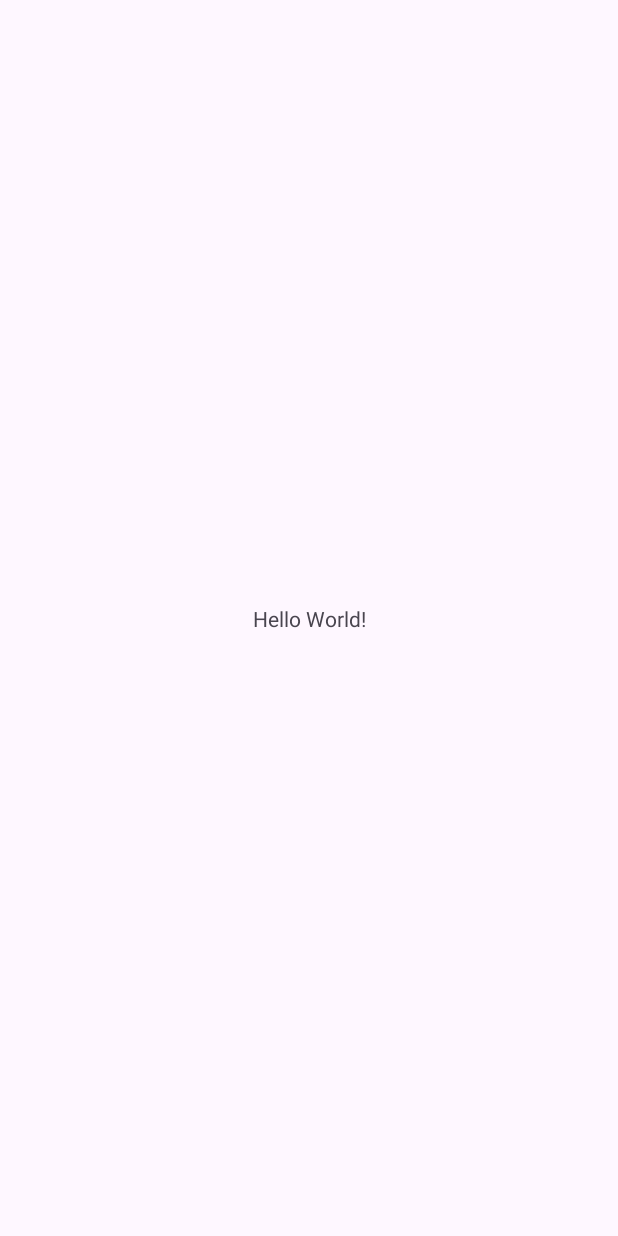
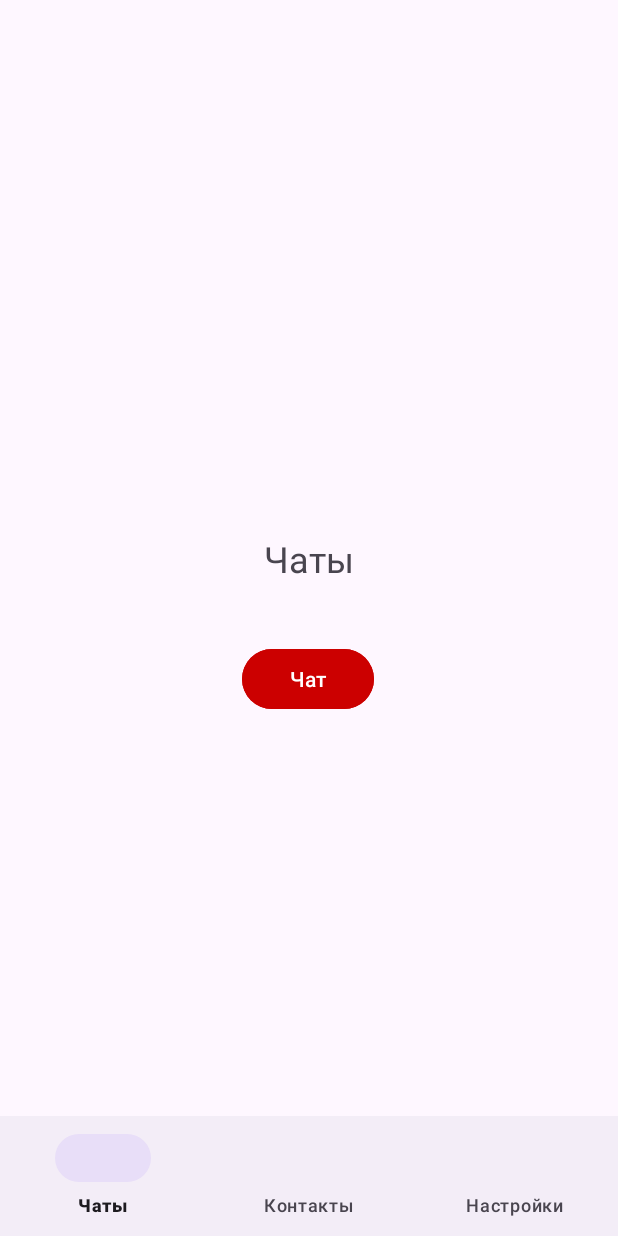
Before and after one commit to IvashkaKid/NavApp, an Android app: the screen it shows after launch (MainActivity), on a phone screen of 412 x 824 dp. Before the commit the screen is almost empty. Run offline under Robolectric (Android 15) with nearby library versions, the phone set to English and light mode, and no system bars; our stand-ins replace navigation-ui.

Commit message:
Лаба 6

```diff
--- /dev/null
+++ b/app/src/main/java/com/example/navapp/ChatsFragment.kt
@@ -0,0 +1,37 @@
+package com.example.navapp
+
+import android.os.Bundle
+import android.view.LayoutInflater
+import android.view.View
+import android.view.ViewGroup
+import androidx.fragment.app.Fragment
+import androidx.navigation.fragment.findNavController
+import com.example.navapp.databinding.FragmentChatsBinding
+
+class ChatsFragment : Fragment() {
+
+    private var _binding: FragmentChatsBinding? = null
+    private val binding get() = _binding!!
+
+    override fun onCreateView(
+        inflater: LayoutInflater,
+        container: ViewGroup?,
+        savedInstanceState: Bundle?
+    ): View {
+        _binding = FragmentChatsBinding.inflate(inflater, container, false)
+        return binding.root
+    }
+
+    override fun onViewCreated(view: View, savedInstanceState: Bundle?) {
+        super.onViewCreated(view, savedInstanceState)
+
+        binding.buttonToChat.setOnClickListener {
+            findNavController().navigate(R.id.action_chatsFragment_to_chatFragment)
+        }
+    }
+
+    override fun onDestroyView() {
+        super.onDestroyView()
+        _binding = null
+    }
+}
--- a/app/src/main/java/com/example/navapp/MainActivity.kt
+++ b/app/src/main/java/com/example/navapp/MainActivity.kt
@@ -1,11 +1,36 @@
 package com.example.navapp
 
+import android.os.Bundle
+import androidx.activity.enableEdgeToEdge
 import androidx.appcompat.app.AppCompatActivity
-import android.os.Bundle
+import androidx.core.view.ViewCompat
+import androidx.core.view.WindowInsetsCompat
+import androidx.navigation.findNavController
+import androidx.navigation.ui.setupWithNavController
+import com.example.navapp.databinding.ActivityMainBinding
+import androidx.core.view.doOnLayout
 
 class MainActivity : AppCompatActivity() {
+
+    private lateinit var binding: ActivityMainBinding
+
     override fun onCreate(savedInstanceState: Bundle?) {
         super.onCreate(savedInstanceState)
-        setContentView(R.layout.activity_main)
+        enableEdgeToEdge()
+
+        binding = ActivityMainBinding.inflate(layoutInflater)
+        setContentView(binding.root)
+
+        ViewCompat.setOnApplyWindowInsetsListener(binding.main) { v, insets ->
+            val systemBars = insets.getInsets(WindowInsetsCompat.Type.systemBars())
+            v.setPadding(systemBars.left, systemBars.top, systemBars.right, systemBars.bottom)
+            insets
+        }
+
+        binding.navHostFragment.doOnLayout {
+            val navController = findNavController(R.id.nav_host_fragment)
+            binding.bottomNavigation.setupWithNavController(navController)
+        }
+
     }
 }
--- /dev/null
+++ b/app/src/main/res/anim/fade_in_left.xml
@@ -0,0 +1,11 @@
+<?xml version="1.0" encoding="utf-8"?>
+<set xmlns:android="http://schemas.android.com/apk/res/android">
+    <translate
+        android:fromXDelta="-100%p"
+        android:toXDelta="0"
+        android:duration="300" />
+    <alpha
+        android:fromAlpha="0.0"
+        android:toAlpha="1.0"
+        android:duration="300" />
+</set>
--- /dev/null
+++ b/app/src/main/res/anim/fade_in_right.xml
@@ -0,0 +1,11 @@
+<?xml version="1.0" encoding="utf-8"?>
+<set xmlns:android="http://schemas.android.com/apk/res/android">
+    <translate
+        android:fromXDelta="100%p"
+        android:toXDelta="0"
+        android:duration="300" />
+    <alpha
+        android:fromAlpha="0.0"
+        android:toAlpha="1.0"
+        android:duration="300" />
+</set>
--- /dev/null
+++ b/app/src/main/res/anim/fade_out_left.xml
@@ -0,0 +1,11 @@
+<?xml version="1.0" encoding="utf-8"?>
+<set xmlns:android="http://schemas.android.com/apk/res/android">
+    <translate
+        android:fromXDelta="0"
+        android:toXDelta="-100%p"
+        android:duration="300" />
+    <alpha
+        android:fromAlpha="1.0"
+        android:toAlpha="0.0"
+        android:duration="300" />
+</set>
--- /dev/null
+++ b/app/src/main/res/anim/fade_out_right.xml
@@ -0,0 +1,11 @@
+<?xml version="1.0" encoding="utf-8"?>
+<set xmlns:android="http://schemas.android.com/apk/res/android">
+    <translate
+        android:fromXDelta="0"
+        android:toXDelta="100%p"
+        android:duration="300" />
+    <alpha
+        android:fromAlpha="1.0"
+        android:toAlpha="0.0"
+        android:duration="300" />
+</set>
--- a/app/src/main/res/layout/activity_main.xml
+++ b/app/src/main/res/layout/activity_main.xml
@@ -4,15 +4,28 @@
     xmlns:tools="http://schemas.android.com/tools"
     android:layout_width="match_parent"
     android:layout_height="match_parent"
+    android:id="@+id/main"
     tools:context=".MainActivity">
 
-    <TextView
-        android:layout_width="wrap_content"
+    <androidx.fragment.app.FragmentContainerView
+        android:id="@+id/nav_host_fragment"
+        android:name="androidx.navigation.fragment.NavHostFragment"
+        android:layout_width="0dp"
+        android:layout_height="0dp"
+        app:defaultNavHost="true"
+        app:layout_constraintTop_toTopOf="parent"
+        app:layout_constraintBottom_toTopOf="@id/bottom_navigation"
+        app:layout_constraintStart_toStartOf="parent"
+        app:layout_constraintEnd_toEndOf="parent"
+        app:navGraph="@navigation/navigation_graph" />
+
+    <com.google.android.material.bottomnavigation.BottomNavigationView
+        android:id="@+id/bottom_navigation"
+        android:layout_width="0dp"
         android:layout_height="wrap_content"
-        android:text="Hello World!"
         app:layout_constraintBottom_toBottomOf="parent"
+        app:layout_constraintStart_toStartOf="parent"
         app:layout_constraintEnd_toEndOf="parent"
-        app:layout_constraintStart_toStartOf="parent"
-        app:layout_constraintTop_toTopOf="parent" />
+        app:menu="@menu/bottom_navigation_menu" />
 
 </androidx.constraintlayout.widget.ConstraintLayout>
--- /dev/null
+++ b/app/src/main/res/layout/fragment_chats.xml
@@ -0,0 +1,29 @@
+<?xml version="1.0" encoding="utf-8"?>
+<androidx.constraintlayout.widget.ConstraintLayout xmlns:android="http://schemas.android.com/apk/res/android"
+    xmlns:app="http://schemas.android.com/apk/res-auto"
+    android:layout_width="match_parent"
+    android:layout_height="match_parent">
+
+    <TextView
+        android:id="@+id/textView"
+        android:layout_width="wrap_content"
+        android:layout_height="wrap_content"
+        android:text="Чаты"
+        android:textSize="24sp"
+        app:layout_constraintBottom_toBottomOf="parent"
+        app:layout_constraintEnd_toEndOf="parent"
+        app:layout_constraintStart_toStartOf="parent"
+        app:layout_constraintTop_toTopOf="parent" />
+
+    <Button
+        android:id="@+id/button_to_chat"
+        android:layout_width="wrap_content"
+        android:layout_height="wrap_content"
+        android:layout_marginTop="40dp"
+        android:backgroundTint="@android:color/holo_red_dark"
+        android:text="Чат"
+        app:layout_constraintEnd_toEndOf="parent"
+        app:layout_constraintHorizontal_bias="0.498"
+        app:layout_constraintStart_toStartOf="parent"
+        app:layout_constraintTop_toBottomOf="@+id/textView" />
+</androidx.constraintlayout.widget.ConstraintLayout>
--- /dev/null
+++ b/app/src/main/res/menu/bottom_navigation_menu.xml
@@ -0,0 +1,17 @@
+<?xml version="1.0" encoding="utf-8"?>
+<menu xmlns:android="http://schemas.android.com/apk/res/android">
+
+    <item
+        android:id="@+id/chatsFragment"
+        android:title="Чаты" />
+
+    <item
+        android:id="@+id/contactsFragment"
+        android:title="Контакты" />
+
+    <item
+        android:id="@+id/settingsFragment"
+        android:title="Настройки" />
+
+
+</menu>
--- /dev/null
+++ b/app/src/main/res/navigation/navigation_graph.xml
@@ -0,0 +1,42 @@
+<?xml version="1.0" encoding="utf-8"?>
+<navigation xmlns:android="http://schemas.android.com/apk/res/android"
+    xmlns:app="http://schemas.android.com/apk/res-auto"
+    xmlns:tools="http://schemas.android.com/tools"
+    android:id="@+id/navigation_graph"
+    app:startDestination="@id/chatsFragment">
+
+    <fragment
+        android:id="@+id/chatsFragment"
+        android:name="com.example.navapp.ChatsFragment"
+        android:label="Чаты"
+        tools:layout="@layout/fragment_chats">
+        <action
+            android:id="@+id/action_chatsFragment_to_chatFragment"
+            app:destination="@id/chatFragment"
+            app:enterAnim="@anim/fade_in_right"
+            app:exitAnim="@anim/fade_out_left"
+            app:popEnterAnim="@anim/fade_in_left"
+            app:popExitAnim="@anim/fade_out_right"
+            app:popUpToInclusive="false" />
+
+    </fragment>
+
+    <fragment
+        android:id="@+id/contactsFragment"
+        android:name="com.example.navapp.ContactsFragment"
+        android:label="Контакты"
+        tools:layout="@layout/fragment_contacts" />
+
+    <fragment
+        android:id="@+id/settingsFragment"
+        android:name="com.example.navapp.SettingsFragment"
+        android:label="Настройки"
+        tools:layout="@layout/fragment_settings" />
+
+    <fragment
+        android:id="@+id/chatFragment"
+        android:name="com.example.navapp.ChatFragment"
+        android:label="Чат"
+        tools:layout="@layout/fragment_chat" />
+
+</navigation>
--- a/app/src/main/res/values/strings.xml
+++ b/app/src/main/res/values/strings.xml
@@ -1,3 +1,5 @@
 <resources>
     <string name="app_name">NavApp</string>
+    <!-- TODO: Remove or change this placeholder text -->
+    <string name="hello_blank_fragment">Hello blank fragment</string>
 </resources>
```
Also changed, not shown: app/build.gradle.kts (+7 -3 lines), app/src/main/java/com/example/navapp/ChatFragment.kt (added, +28 -0 lines), app/src/main/java/com/example/navapp/ContactsFragment.kt (added, +28 -0 lines), app/src/main/java/com/example/navapp/SettingsFragment.kt (added, +28 -0 lines), app/src/main/res/layout/fragment_chat.xml (added, +17 -0 lines), app/src/main/res/layout/fragment_contacts.xml (added, +17 -0 lines), app/src/main/res/layout/fragment_settings.xml (added, +17 -0 lines).
